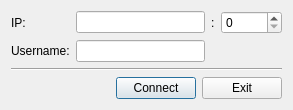
The window that ChatGUI/ui/logindialog.ui (orlov-dm/qt-chat) describes before a commit, drawn with Qt 5.
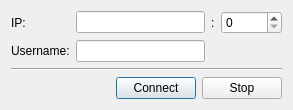
The same window after the commit.

Commit message: feat: ChatGUI information about connect

Diff of the .ui file:
```diff
--- a/ChatGUI/ui/logindialog.ui
+++ b/ChatGUI/ui/logindialog.ui
@@ -113,7 +113,7 @@
      <item>
       <widget class="QPushButton" name="pbExit">
        <property name="text">
-        <string>Exit</string>
+        <string>Stop</string>
        </property>
       </widget>
      </item>
```
Left out of the diff: 9 changed lines with no effect on the pictures. The commit also changes 2 other files.
